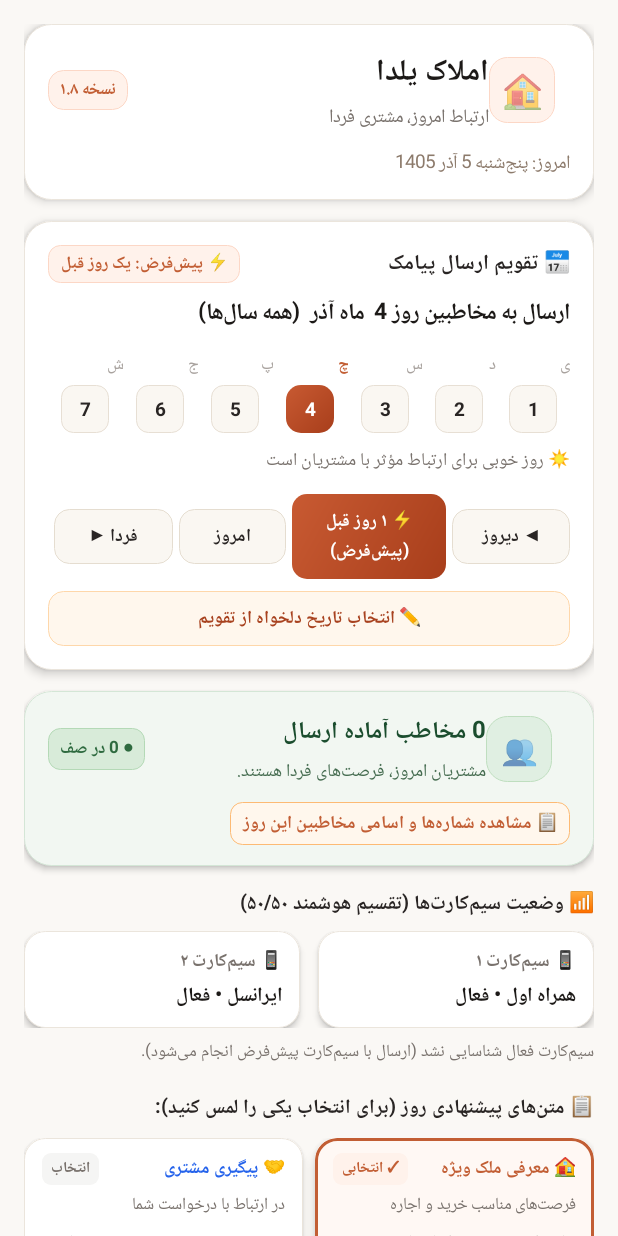
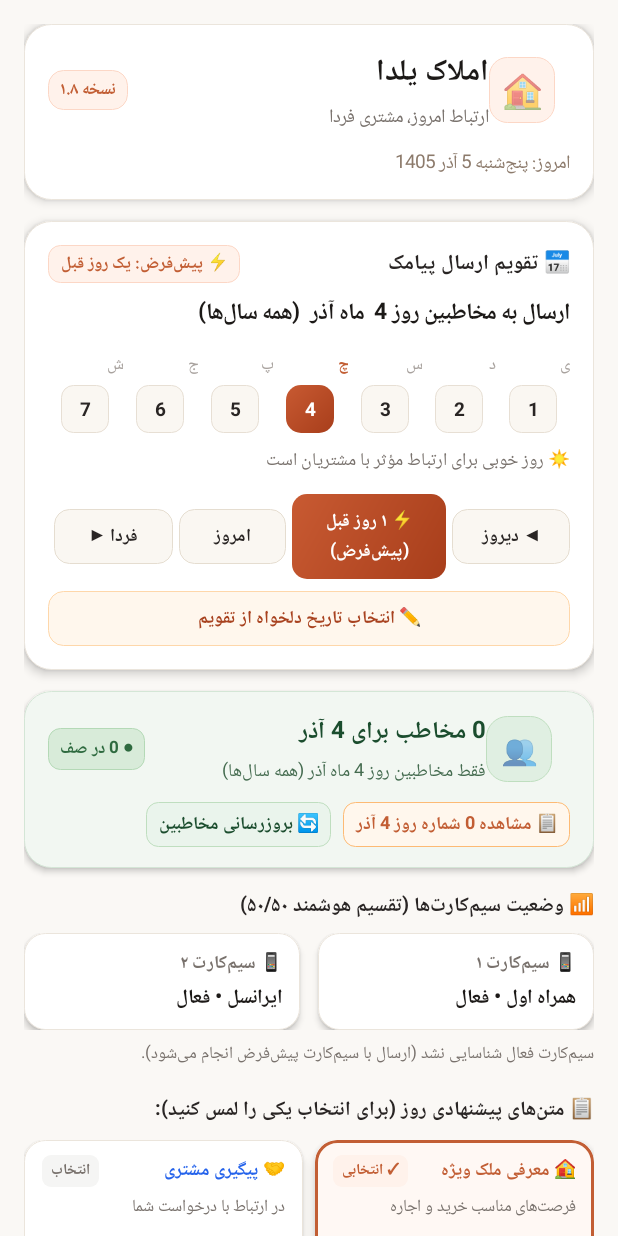
Before and after one commit to mohsenparchegani/Dailysms, an Android app: the screen it shows after launch (MainActivity), on a phone screen of 412 x 824 dp. Run offline under Robolectric (Android 15) with nearby library versions, the phone set to English and light mode, and no system bars.

Commit message:
Sync selected date with contact counts and phone lists, add auto reload on resume and manual refresh button

```diff
--- a/app/src/main/java/ir/yalda/dailysms/MainActivity.kt
+++ b/app/src/main/java/ir/yalda/dailysms/MainActivity.kt
@@ -65,6 +65,8 @@ class MainActivity : Activity() {
     private lateinit var calendarStripContainer: LinearLayout
     private lateinit var totalCountBadge: TextView
     private lateinit var pendingCountBadge: TextView
+    private lateinit var statsSubtitle: TextView
+    private lateinit var viewListBtn: TextView
     private lateinit var sim1StatusText: TextView
     private lateinit var sim2StatusText: TextView
     private lateinit var simSummaryText: TextView
@@ -379,8 +381,8 @@ class MainActivity : Activity() {
         }
         statsTextCol.addView(totalCountBadge)
 
-        val statsSubtitle = TextView(this).apply {
-            text = "مشتریان امروز، فرصت‌های فردا هستند."
+        statsSubtitle = TextView(this).apply {
+            text = "مخاطبین روز انتخابی (همه سال‌ها)"
             textSize = 12f
             setTextColor(Color.parseColor("#446B4F"))
             setPadding(0, dp(2), 0, 0)
@@ -404,16 +406,36 @@ class MainActivity : Activity() {
             gravity = Gravity.CENTER_VERTICAL
             setPadding(0, dp(10), 0, 0)
         }
-        val viewListBtn = TextView(this).apply {
-            text = "📋 مشاهده شماره‌ها و اسامی مخاطبین این روز"
+        viewListBtn = TextView(this).apply {
+            text = "📋 مشاهده شماره‌های این روز"
             textSize = 12f
             setTextColor(Color.parseColor("#C25E34"))
             setTypeface(null, Typeface.BOLD)
-            setPadding(dp(8), dp(4), dp(8), dp(4))
+            setPadding(dp(8), dp(5), dp(8), dp(5))
             background = roundRect(Color.parseColor("#FFF7ED"), 8, 1, Color.parseColor("#FDBA74"))
             setOnClickListener { showContactsListDialog() }
         }
         statsActionRow.addView(viewListBtn)
+
+        val reloadContactsBtn = TextView(this).apply {
+            text = "🔄 بروزرسانی مخاطبین"
+            textSize = 12f
+            setTextColor(Color.parseColor("#1B4D2E"))
+            setTypeface(null, Typeface.BOLD)
+            setPadding(dp(8), dp(5), dp(8), dp(5))
+            background = roundRect(Color.parseColor("#EAF4EC"), 8, 1, Color.parseColor("#BFDEBF"))
+            val lp = LinearLayout.LayoutParams(ViewGroup.LayoutParams.WRAP_CONTENT, ViewGroup.LayoutParams.WRAP_CONTENT)
+            lp.marginStart = dp(8)
+            layoutParams = lp
+            setOnClickListener {
+                if (canReadContacts()) {
+                    loadContacts(true)
+                } else {
+                    Toast.makeText(this@MainActivity, "دسترسی به مخاطبین داده نشده است", Toast.LENGTH_SHORT).show()
+                }
+            }
+        }
+        statsActionRow.addView(reloadContactsBtn)
         statsCard.addView(statsActionRow)
         statsCard.setOnClickListener { showContactsListDialog() }
         root.addView(statsCard)
@@ -777,8 +799,8 @@ class MainActivity : Activity() {
 
     override fun onResume() {
         super.onResume()
-        if (canReadContacts() && !sending && contacts.isEmpty()) {
-            loadContacts()
+        if (canReadContacts() && !sending) {
+            loadContacts(false)
         }
         updateSimInfo()
     }
@@ -1332,37 +1354,29 @@ class MainActivity : Activity() {
      * ۵) ۰۹۰۳ (۴ رقم ماه و روز)
      */
     private fun parseMd(name: String): Int? {
-        val s = latinDigits(name)
-
-        // ۱) ۴ رقم سال + ۲ رقم ماه + ۲ رقم روز (پیوسته یا با جداکننده مثل 14050903 یا 1405/09/03)
-        val m1 = Regex("""(?:^|[^\d])(\d{4})[/\-. ]?(\d{2})[/\-. ]?(\d{2})(?!\d)""").find(s)
+        val s = latinDigits(name).trim()
+
+        // ۱) ۴ رقم سال در ابتدای نام (مثل 14050904 یا 1405/9/4 یا [1405/09/04] یا (14050904))
+        val m1 = Regex("""^[\[\(\{\s]*(\d{4})[/\-. ]?(\d{1,2})[/\-. ]?(\d{1,2})([\]\)\}\\s]|$)""").find(s)
         if (m1 != null) {
             val mo = m1.groupValues[2].toIntOrNull() ?: return null
             val da = m1.groupValues[3].toIntOrNull() ?: return null
             if (mo in 1..12 && da in 1..31) return mo * 100 + da
         }
 
-        // ۲) ۴ رقم سال با جداکننده و ماه یا روز ۱ یا ۲ رقمی (مثل 1405/9/3 یا 1405-9-03)
-        val m2 = Regex("""(?:^|[^\d])(\d{4})[/\-. ]+(\d{1,2})[/\-. ]+(\d{1,2})(?!\d)""").find(s)
+        // ۲) ماه و روز با جداکننده در ابتدای نام بدون سال (مثل 09/04 یا 9/4 یا 09-04)
+        val m2 = Regex("""^[\[\(\{\s]*(\d{1,2})[/\-. ]+(\d{1,2})([\]\)\}\\s]|$)""").find(s)
         if (m2 != null) {
-            val mo = m2.groupValues[2].toIntOrNull() ?: return null
-            val da = m2.groupValues[3].toIntOrNull() ?: return null
+            val mo = m2.groupValues[1].toIntOrNull() ?: return null
+            val da = m2.groupValues[2].toIntOrNull() ?: return null
             if (mo in 1..12 && da in 1..31) return mo * 100 + da
         }
 
-        // ۳) ماه و روز با جداکننده بدون سال (مثل 09/03 یا 9/3 یا 09-03)
-        val m3 = Regex("""(?:^|[^\d])(\d{1,2})[/\-. ]+(\d{1,2})(?!\d)""").find(s)
+        // ۳) ۴ رقم ماه و روز فشرده در ابتدای نام (مثل 0904 علی)
+        val m3 = Regex("""^[\[\(\{\s]*(0[1-9]|1[0-2])(0[1-9]|[12]\d|3[01])([\]\)\}\\s]|$)""").find(s)
         if (m3 != null) {
             val mo = m3.groupValues[1].toIntOrNull() ?: return null
             val da = m3.groupValues[2].toIntOrNull() ?: return null
-            if (mo in 1..12 && da in 1..31) return mo * 100 + da
-        }
-
-        // ۴) ۴ رقم ماه و روز فشرده (مثل 0903)
-        val m4 = Regex("""(?:^|[^\d])(0[1-9]|1[0-2])(0[1-9]|[12]\d|3[01])(?!\d)""").find(s)
-        if (m4 != null) {
-            val mo = m4.groupValues[1].toIntOrNull() ?: return null
-            val da = m4.groupValues[2].toIntOrNull() ?: return null
             return mo * 100 + da
         }
 
@@ -1378,7 +1392,7 @@ class MainActivity : Activity() {
         return if (Regex("""^09\d{9}$""").matches(d)) d else null
     }
 
-    private fun loadContacts() {
+    private fun loadContacts(showToast: Boolean = false) {
         if (!canReadContacts()) return
         ui.post {
             statusText.text = "⏳ در حال خواندن مخاطبین دفترچه تلفن..."
@@ -1415,11 +1429,13 @@ class MainActivity : Activity() {
 
             contacts = list
             ui.post {
-                val md = targetMd()
-                val todayCount = list.count { it.md == md }
-                totalContactsReadView.text = "بررسی شد: $totalRead مخاطب خوانده شد ($todayCount مخاطب برای تاریخ انتخابی)"
-                statusText.text = if (todayCount > 0) "آماده برای ارسال پیامک ($todayCount مخاطب)" else "آماده برای ارسال پیامک"
                 refresh()
+                if (showToast) {
+                    val md = targetMd()
+                    val mName = if (currentMonth in 1..12) monthNames[currentMonth] else "$currentMonth"
+                    val todayCount = list.count { it.md == md }
+                    Toast.makeText(this@MainActivity, "مخاطبین بروز شدند: $todayCount شماره برای $currentDay $mName", Toast.LENGTH_SHORT).show()
+                }
             }
         }.start()
     }
@@ -1542,11 +1558,27 @@ class MainActivity : Activity() {
     private fun refresh() {
         if (!::totalCountBadge.isInitialized) return
         val md = targetMd()
-        val total = contacts.filter { it.md == md }.map { it.phone }.distinct().size
+        val mName = if (currentMonth in 1..12) monthNames[currentMonth] else "$currentMonth"
+        val matchingContacts = contacts.filter { it.md == md }
+        val total = matchingContacts.map { it.phone }.distinct().size
         val left = pending().size
-        totalCountBadge.text = "$total مخاطب آماده ارسال"
+
+        totalCountBadge.text = "$total مخاطب برای $currentDay $mName"
+        if (::statsSubtitle.isInitialized) {
+            statsSubtitle.text = "فقط مخاطبین روز $currentDay ماه $mName (همه سال‌ها)"
+        }
         pendingCountBadge.text = if (left == 0 && total > 0) "✓ تماماً ارسال شد" else "● $left در صف"
-        sendBtn.text = if (left > 0) "✈️ ارسال پیامک به $left مخاطب" else "✈️ ارسال پیامک به مخاطبین"
+        sendBtn.text = if (left > 0) "✈️ ارسال پیامک به $left مخاطب ($currentDay $mName)" else "✈️ ارسال پیامک به مخاطبین ($currentDay $mName)"
+
+        if (::viewListBtn.isInitialized) {
+            viewListBtn.text = "📋 مشاهده $total شماره روز $currentDay $mName"
+        }
+        if (::totalContactsReadView.isInitialized) {
+            totalContactsReadView.text = "مخاطبین تاریخ‌دار: ${contacts.size} کل | فیلتر روز $currentDay $mName: $total شماره"
+        }
+        if (::statusText.isInitialized && !sending) {
+            statusText.text = if (left > 0) "آماده برای ارسال به $left مخاطب ($currentDay $mName)" else if (total > 0) "تمامی پیامک‌های روز $currentDay $mName ارسال شده‌اند" else "هیچ مخاطبی برای روز $currentDay $mName یافت نشد"
+        }
     }
 
     private fun planSendingTasks(phones: List<String>, slots: List<SimSlot>): List<SendTask> {
```
